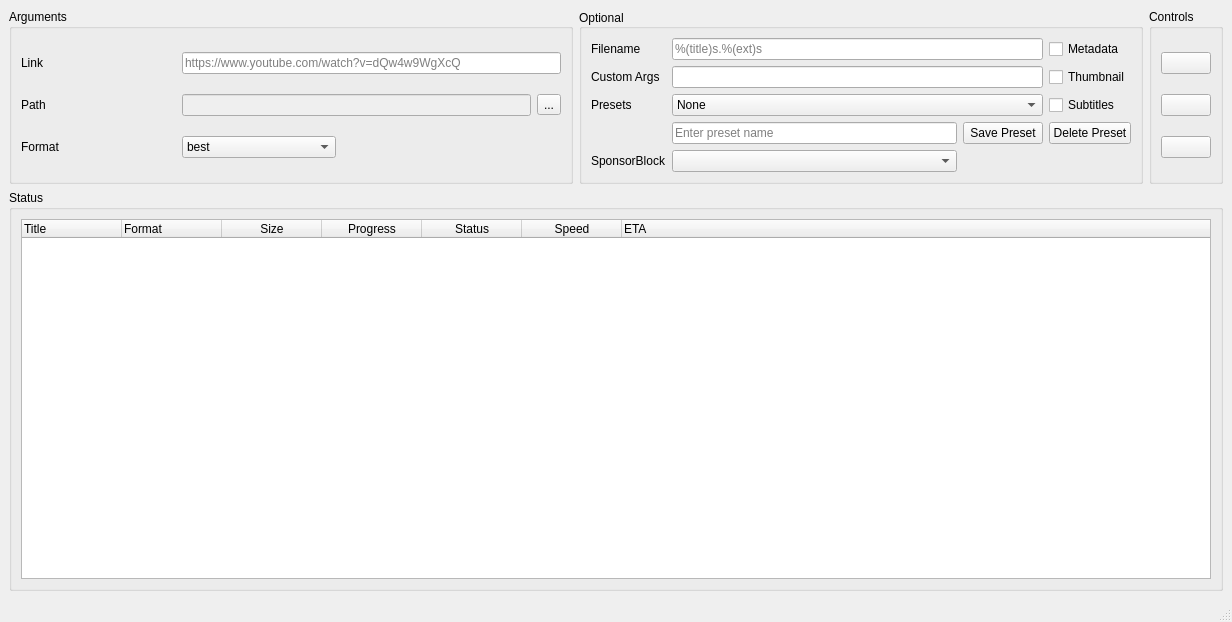
Qt form app/ui/app.ui (dsymbol/yt-dlp-gui) before a commit.
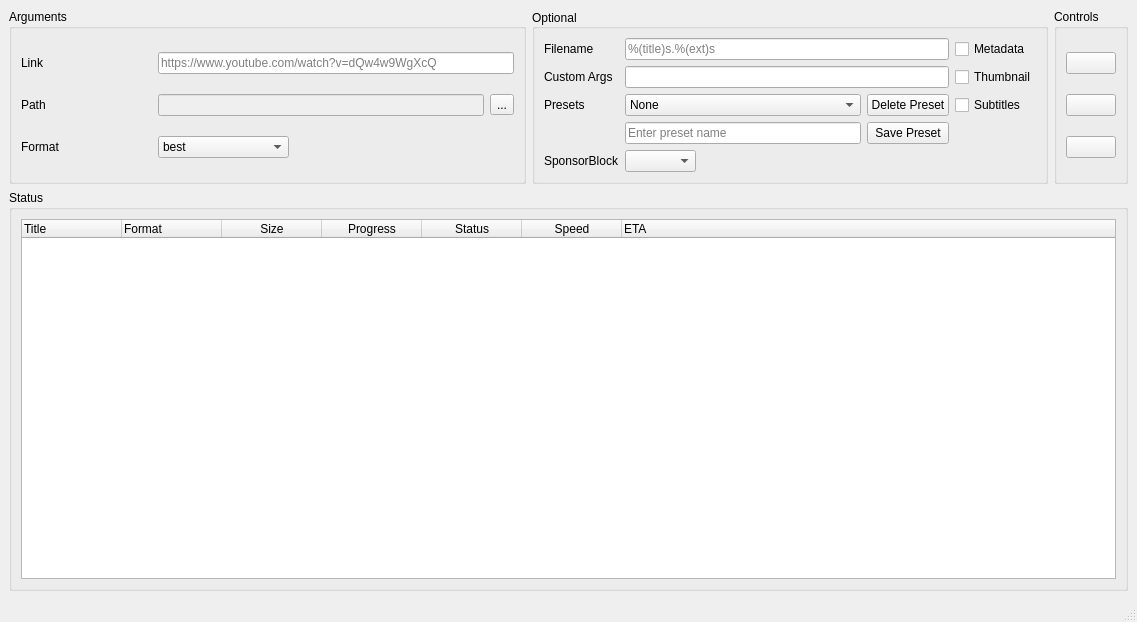
The same form after that commit. Icons and pictures are not drawn.

Diff of the .ui file:
```diff
--- a/app/ui/app.ui
+++ b/app/ui/app.ui
@@ -6,7 +6,7 @@
    <rect>
     <x>0</x>
     <y>0</y>
-    <width>1232</width>
+    <width>1137</width>
     <height>622</height>
    </rect>
   </property>
@@ -301,13 +301,16 @@
          </property>
         </widget>
        </item>
-       <item row="0" column="1" colspan="2">
-        <widget class="QLineEdit" name="le_filename">
-         <property name="placeholderText">
-          <string>%(title)s.%(ext)s</string>
+       <item row="3" column="2" colspan="2">
+        <widget class="QPushButton" name="pb_save_preset">
+         <property name="sizePolicy">
+          <sizepolicy hsizetype="Minimum" vsizetype="Fixed">
+           <horstretch>0</horstretch>
+           <verstretch>0</verstretch>
+          </sizepolicy>
          </property>
-         <property name="clearButtonEnabled">
-          <bool>true</bool>
+         <property name="text">
+          <string>Save Preset</string>
          </property>
         </widget>
        </item>
@@ -318,13 +321,6 @@
          </property>
         </widget>
        </item>
-       <item row="3" column="1">
-        <widget class="QLineEdit" name="le_preset_name">
-         <property name="placeholderText">
-          <string>Enter preset name</string>
-         </property>
-        </widget>
-       </item>
        <item row="0" column="0">
         <widget class="QLabel" name="lb_filename">
          <property name="text">
@@ -332,27 +328,7 @@
          </property>
         </widget>
        </item>
-       <item row="1" column="1" colspan="2">
-        <widget class="QLineEdit" name="le_cargs">
-         <property name="clearButtonEnabled">
-          <bool>true</bool>
-         </property>
-        </widget>
-       </item>
-       <item row="3" column="2">
-        <widget class="QPushButton" name="pb_save_preset">
-         <property name="sizePolicy">
-          <sizepolicy hsizetype="Minimum" vsizetype="Fixed">
-           <horstretch>0</horstretch>
-           <verstretch>0</verstretch>
-          </sizepolicy>
-         </property>
-         <property name="text">
-          <string>Save Preset</string>
-         </property>
-        </widget>
-       </item>
-       <item row="2" column="1" colspan="2">
+       <item row="2" column="1">
         <widget class="QComboBox" name="dd_presets">
          <property name="toolTip">
           <string>Select a preset or use custom args</string>
@@ -364,6 +340,26 @@
          </item>
         </widget>
        </item>
+       <item row="1" column="1" colspan="3">
+        <widget class="QLineEdit" name="le_cargs">
+         <property name="clearButtonEnabled">
+          <bool>true</bool>
+         </property>
+        </widget>
+       </item>
+       <item row="2" column="2" colspan="2">
+        <widget class="QPushButton" name="pb_delete_preset">
+         <property name="sizePolicy">
+          <sizepolicy hsizetype="Minimum" vsizetype="Fixed">
+           <horstretch>0</horstretch>
+           <verstretch>0</verstretch>
+          </sizepolicy>
+         </property>
+         <property name="text">
+          <string>Delete Preset</string>
+         </property>
+        </widget>
+       </item>
        <item row="1" column="0">
         <widget class="QLabel" name="lb_cargs">
          <property name="text">
@@ -374,7 +370,7 @@
        <item row="4" column="1">
         <widget class="QComboBox" name="dd_sponsorblock">
          <property name="sizePolicy">
-          <sizepolicy hsizetype="Preferred" vsizetype="Fixed">
+          <sizepolicy hsizetype="Fixed" vsizetype="Fixed">
            <horstretch>0</horstretch>
            <verstretch>0</verstretch>
           </sizepolicy>
@@ -396,52 +392,43 @@
          </item>
         </widget>
        </item>
-       <item row="3" column="3">
-        <widget class="QPushButton" name="pb_delete_preset">
-         <property name="sizePolicy">
-          <sizepolicy hsizetype="Minimum" vsizetype="Fixed">
-           <horstretch>0</horstretch>
-           <verstretch>0</verstretch>
-          </sizepolicy>
-         </property>
-         <property name="text">
-          <string>Delete Preset</string>
+       <item row="3" column="1">
+        <widget class="QLineEdit" name="le_preset_name">
+         <property name="placeholderText">
+          <string>Enter preset name</string>
          </property>
         </widget>
        </item>
-       <item row="1" column="3">
+       <item row="1" column="4">
         <widget class="QCheckBox" name="cb_thumbnail">
          <property name="text">
           <string>Thumbnail</string>
          </property>
         </widget>
        </item>
-       <item row="0" column="3">
+       <item row="0" column="4">
         <widget class="QCheckBox" name="cb_metadata">
          <property name="text">
           <string>Metadata</string>
          </property>
         </widget>
        </item>
-       <item row="2" column="3">
+       <item row="2" column="4">
         <widget class="QCheckBox" name="cb_subtitles">
          <property name="text">
           <string>Subtitles</string>
          </property>
         </widget>
        </item>
-       <item row="4" column="2" colspan="2">
-        <spacer name="horizontalSpacer_2">
-         <property name="orientation">
-          <enum>Qt::Orientation::Horizontal</enum>
+       <item row="0" column="1" colspan="3">
+        <widget class="QLineEdit" name="le_filename">
+         <property name="placeholderText">
+          <string>%(title)s.%(ext)s</string>
          </property>
-         <property name="sizeHint" stdset="0">
-          <size>
-           <width>40</width>
-           <height>20</height>
-          </size>
+         <property name="clearButtonEnabled">
+          <bool>true</bool>
          </property>
-        </spacer>
+        </widget>
        </item>
       </layout>
      </widget>
```
